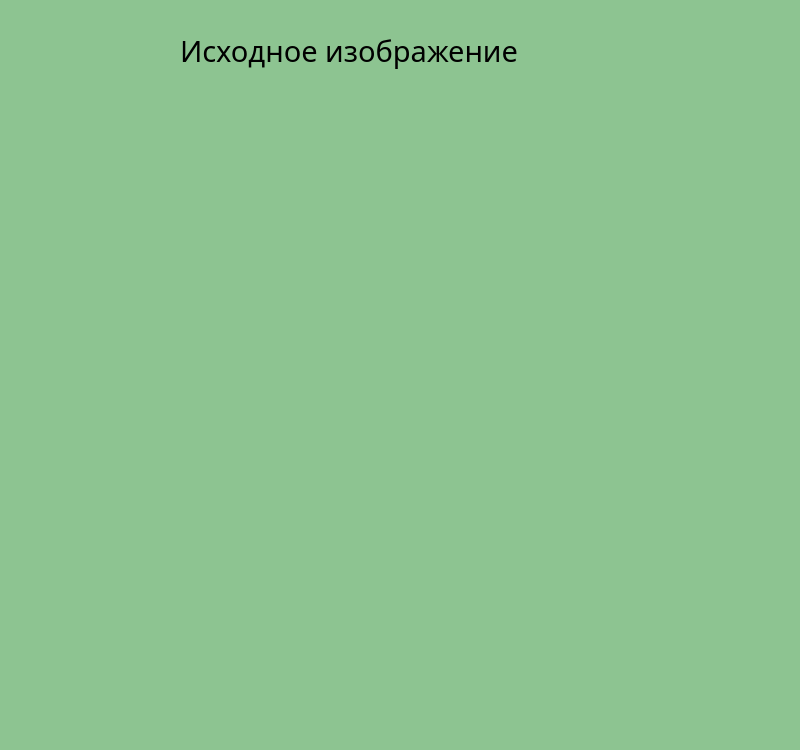
semyongr/AgroCalculatorDiplom, file LoadPic.ui: the form before one commit.
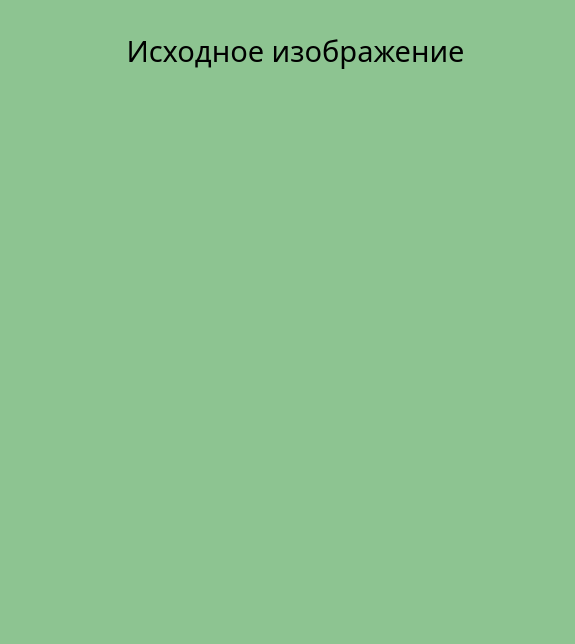
The form after the commit.

```diff
--- a/LoadPic.ui
+++ b/LoadPic.ui
@@ -6,10 +6,28 @@
    <rect>
     <x>0</x>
     <y>0</y>
-    <width>800</width>
-    <height>750</height>
+    <width>575</width>
+    <height>644</height>
    </rect>
   </property>
+  <property name="sizePolicy">
+   <sizepolicy hsizetype="Fixed" vsizetype="Fixed">
+    <horstretch>0</horstretch>
+    <verstretch>0</verstretch>
+   </sizepolicy>
+  </property>
+  <property name="minimumSize">
+   <size>
+    <width>575</width>
+    <height>644</height>
+   </size>
+  </property>
+  <property name="maximumSize">
+   <size>
+    <width>575</width>
+    <height>644</height>
+   </size>
+  </property>
   <property name="windowTitle">
    <string>Исходное изображение</string>
   </property>
@@ -19,12 +37,18 @@
   <widget class="QLabel" name="title_lbl">
    <property name="geometry">
     <rect>
-     <x>180</x>
+     <x>70</x>
      <y>10</y>
      <width>451</width>
      <height>81</height>
     </rect>
    </property>
+   <property name="sizePolicy">
+    <sizepolicy hsizetype="Fixed" vsizetype="Fixed">
+     <horstretch>0</horstretch>
+     <verstretch>0</verstretch>
+    </sizepolicy>
+   </property>
    <property name="font">
     <font>
      <family>Book Antiqua</family>
@@ -33,6 +57,22 @@
    </property>
    <property name="text">
     <string>Исходное изображение</string>
+   </property>
+   <property name="alignment">
+    <set>Qt::AlignCenter</set>
+   </property>
+  </widget>
+  <widget class="QLabel" name="loadpic_lbl">
+   <property name="geometry">
+    <rect>
+     <x>30</x>
+     <y>100</y>
+     <width>512</width>
+     <height>512</height>
+    </rect>
+   </property>
+   <property name="text">
+    <string/>
    </property>
   </widget>
  </widget>
```
